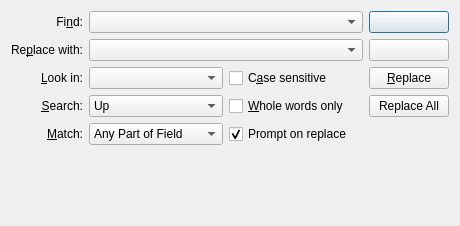
Old version of the form src/main/kexifinddialog.ui in the repository KDE/kexi.
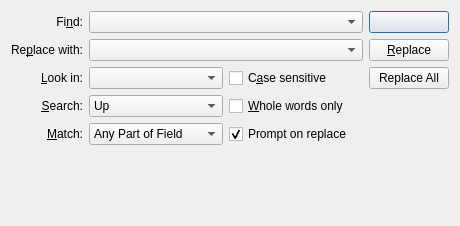
New version of the form. Custom widgets are drawn as their Qt base class.

Commit message: Find dialog: remove Close button and make [x] button and Esc key work instead

Diff of the .ui file:
```diff
--- a/src/main/kexifinddialog.ui
+++ b/src/main/kexifinddialog.ui
@@ -243,19 +243,6 @@
        </property>
       </widget>
      </item>
-     <item>
-      <widget class="QPushButton" name="m_btnClose">
-       <property name="sizePolicy">
-        <sizepolicy hsizetype="Preferred" vsizetype="Fixed">
-         <horstretch>0</horstretch>
-         <verstretch>0</verstretch>
-        </sizepolicy>
-       </property>
-       <property name="text">
-        <string/>
-       </property>
-      </widget>
-     </item>
      <item>
       <widget class="QPushButton" name="m_btnReplace">
        <property name="sizePolicy">
```
Left out of the diff: 43 changed lines with no effect on the pictures. The commit also changes 2 other files.
